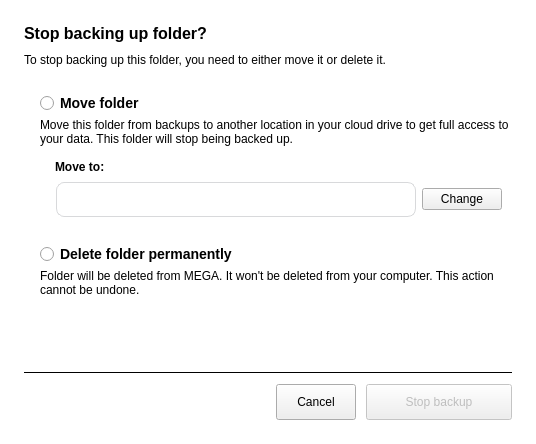
Qt form src/MEGASync/syncs/gui/Backups/ui/RemoveBackupDialog.ui (meganz/MEGAsync) before a commit.
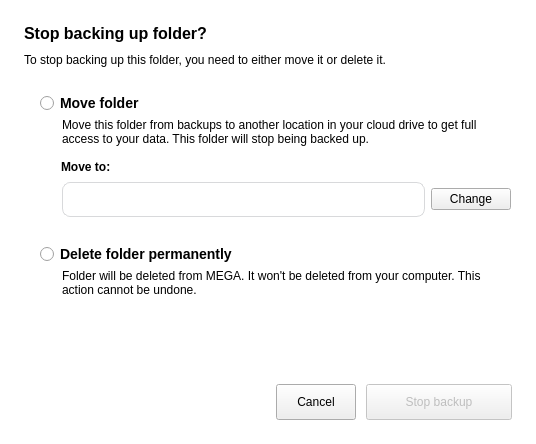
The same form after that commit. Icons and pictures are not drawn.

Commit message: SNC-5902: Update layout & icons acording to design.

Patch:
```diff
--- a/src/MEGASync/syncs/gui/Backups/ui/RemoveBackupDialog.ui
+++ b/src/MEGASync/syncs/gui/Backups/ui/RemoveBackupDialog.ui
@@ -139,6 +139,14 @@
       </widget>
      </item>
      <item>
+      <layout class="QHBoxLayout" name="horizontalLayout_3">
+       <property name="leftMargin">
+        <number>22</number>
+       </property>
+       <property name="rightMargin">
+        <number>0</number>
+       </property>
+       <item>
       <widget class="QLabel" name="lMoveFolder">
        <property name="minimumSize">
         <size>
@@ -154,6 +162,8 @@
        </property>
       </widget>
      </item>
+      </layout>
+     </item>
      <item>
       <widget class="QWidget" name="moveToContainer" native="true">
        <property name="minimumSize">
@@ -164,7 +174,10 @@
        </property>
        <layout class="QVBoxLayout" name="verticalLayout_3">
         <property name="leftMargin">
-         <number>15</number>
+         <number>21</number>
+        </property>
+        <property name="rightMargin">
+         <number>0</number>
         </property>
         <property name="bottomMargin">
          <number>1</number>
@@ -281,6 +294,11 @@
       </widget>
      </item>
      <item>
+      <layout class="QHBoxLayout" name="horizontalLayout_4">
+       <property name="leftMargin">
+        <number>22</number>
+       </property>
+       <item>
       <widget class="QLabel" name="lDeleteFolder">
        <property name="text">
         <string>Folder will be deleted from MEGA. It won't be deleted from your computer. This action cannot be undone.</string>
@@ -290,6 +308,8 @@
        </property>
       </widget>
      </item>
+      </layout>
+     </item>
      <item>
       <spacer name="verticalSpacer_2">
        <property name="orientation">
@@ -305,16 +325,6 @@
      </item>
     </layout>
    </item>
-   <item>
-    <widget class="Line" name="line">
-     <property name="frameShadow">
-      <enum>QFrame::Plain</enum>
-     </property>
-     <property name="orientation">
-      <enum>Qt::Horizontal</enum>
-     </property>
-    </widget>
-   </item>
    <item>
     <layout class="QHBoxLayout" name="horizontalLayout_2">
      <property name="spacing">
```
Left out of the diff: 6 changed lines with no effect on the pictures. Lines whose indentation alone changed are shown as unchanged. The commit also changes 2 other files.
